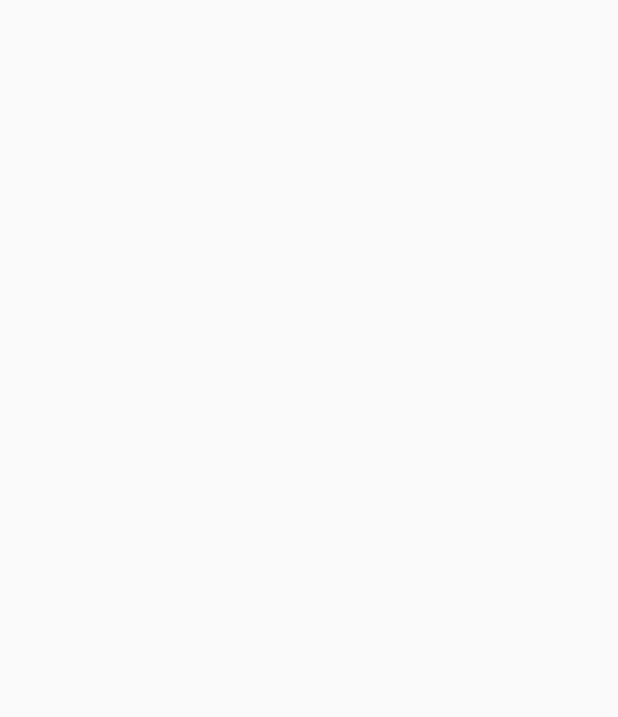
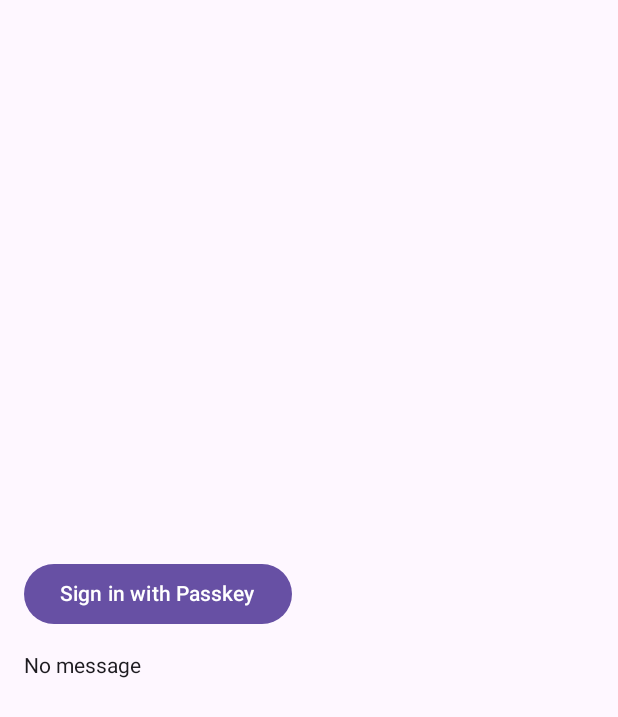
Before and after one commit to tigerlily777/PasskeyDemo, an Android app built with Jetpack Compose: the screen it shows after launch (MainActivity), on a phone screen of 412 x 824 dp. Before the commit the part shown is empty. Shown: the top 717 px of the screen. Run offline under Robolectric (Android 15) with nearby library versions, the phone set to English and light mode, and no system bars.

Commit message:
Create PasskeyScreen UI

```diff
--- a/app/src/main/java/com/example/passkeydemo/MainActivity.kt
+++ b/app/src/main/java/com/example/passkeydemo/MainActivity.kt
@@ -3,18 +3,12 @@ package com.example.passkeydemo
 import android.os.Bundle
 import androidx.activity.ComponentActivity
 import androidx.activity.compose.setContent
-import androidx.activity.enableEdgeToEdge
-import androidx.compose.foundation.layout.fillMaxSize
-import androidx.compose.foundation.layout.padding
-import androidx.compose.material3.Scaffold
-import androidx.compose.material3.Text
-import androidx.compose.runtime.Composable
-import androidx.compose.ui.Modifier
-import androidx.compose.ui.tooling.preview.Preview
+import androidx.activity.viewModels
 import androidx.lifecycle.viewmodel.compose.viewModel
-import com.example.passkeydemo.ui.theme.PasskeyDemoTheme
+import com.example.passkeydemo.ui.PasskeyScreen
 
 class MainActivity : ComponentActivity() {
+    private val viewModel: PasskeyViewModel by viewModels()
     override fun onCreate(savedInstanceState: Bundle?) {
         super.onCreate(savedInstanceState)
         setContent {
--- a/app/src/main/java/com/example/passkeydemo/PasskeyScreen.kt
+++ /dev/null
@@ -1,8 +0,0 @@
-package com.example.passkeydemo
-
-import androidx.compose.runtime.Composable
-
-@Composable
-fun PasskeyScreen(viewModel: PasskeyViewModel) {
-
-}
--- a/app/src/main/java/com/example/passkeydemo/PasskeyViewModel.kt
+++ b/app/src/main/java/com/example/passkeydemo/PasskeyViewModel.kt
@@ -1,18 +1,21 @@
 package com.example.passkeydemo
 
 import androidx.lifecycle.ViewModel
+import com.example.passkeydemo.ui.CredentialUiState
 import kotlinx.coroutines.flow.MutableStateFlow
 import kotlinx.coroutines.flow.StateFlow
 
-class PasskeyViewModel: ViewModel() {
-    private val _uiState = MutableStateFlow(PasskeyUiState())
-    val uiState: StateFlow<PasskeyUiState> = _uiState
+class PasskeyViewModel : ViewModel() {
 
-    fun onLoginClicked() {
-        _uiState.value = _uiState.value.copy(
-            isLoading = true,
-            message = "Login clicked"
-        )
+    private val _uiState = MutableStateFlow(CredentialUiState())
+    val uiState: StateFlow<CredentialUiState> = _uiState
 
+    fun signInWithPasskey() {
+        // TODO: use CredentialManager handle passkey login
     }
+
+    fun updateMessage(msg: String) {
+        _uiState.value = _uiState.value.copy(message = msg)
+    }
+
 }
--- /dev/null
+++ b/app/src/main/java/com/example/passkeydemo/ui/CredentialUiState.kt
@@ -0,0 +1,6 @@
+package com.example.passkeydemo.ui
+
+data class CredentialUiState(
+    val isSignedIn: Boolean = false,
+    val message: String? = null
+)
--- /dev/null
+++ b/app/src/main/java/com/example/passkeydemo/ui/PasskeyScreen.kt
@@ -0,0 +1,46 @@
+package com.example.passkeydemo.ui
+
+import androidx.compose.foundation.layout.Arrangement
+import androidx.compose.foundation.layout.Column
+import androidx.compose.foundation.layout.Spacer
+import androidx.compose.foundation.layout.fillMaxSize
+import androidx.compose.foundation.layout.height
+import androidx.compose.foundation.layout.padding
+import androidx.compose.material3.Button
+import androidx.compose.material3.Scaffold
+import androidx.compose.material3.Text
+import androidx.compose.runtime.Composable
+import androidx.compose.runtime.collectAsState
+import androidx.compose.ui.Modifier
+import androidx.compose.ui.tooling.preview.Preview
+import androidx.compose.ui.unit.dp
+import com.example.passkeydemo.PasskeyViewModel
+
+@Composable
+fun PasskeyScreen(viewModel: PasskeyViewModel) {
+    val uiState = viewModel.uiState.collectAsState()
+
+    Scaffold { padding ->
+        Column(
+            modifier = Modifier
+                .padding(padding)
+                .fillMaxSize()
+                .padding(16.dp),
+            verticalArrangement = Arrangement.Center
+        ) {
+            Button(onClick = { viewModel.signInWithPasskey() }) {
+                Text("Sign in with Passkey")
+            }
+
+            Spacer(modifier = Modifier.height(16.dp))
+
+            Text(text = uiState.value.message ?: "No message")
+        }
+    }
+}
+
+@Preview
+@Composable
+fun PreviewPasskeyScreen() {
+    PasskeyScreen(viewModel = PasskeyViewModel())
+}
```
